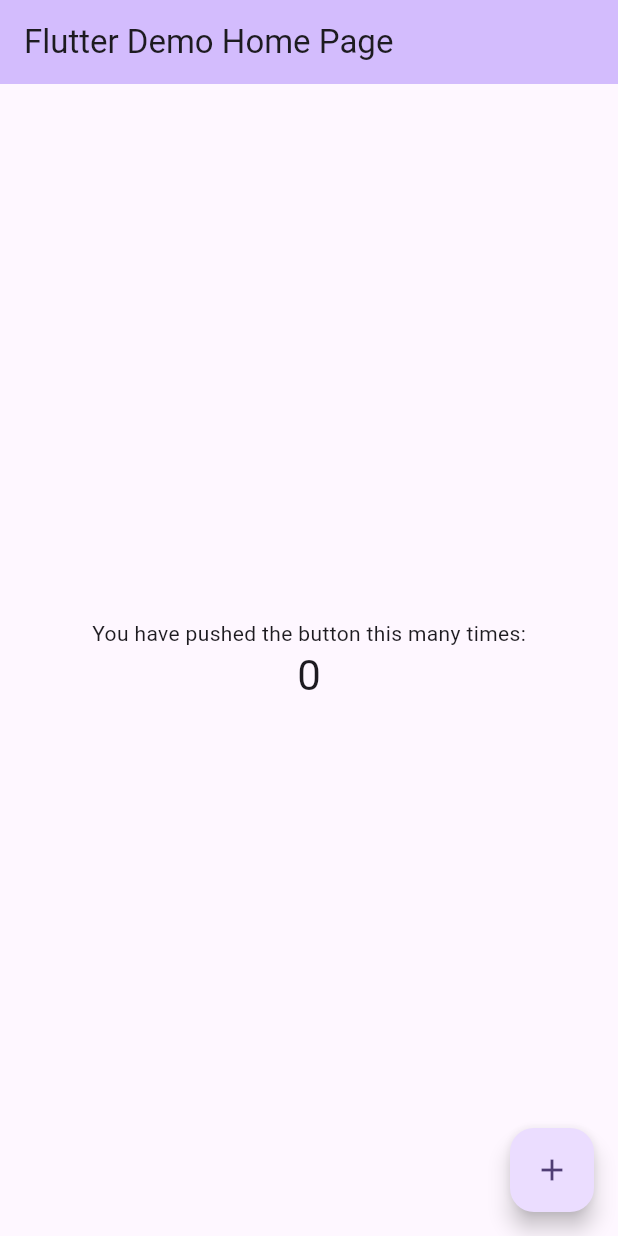
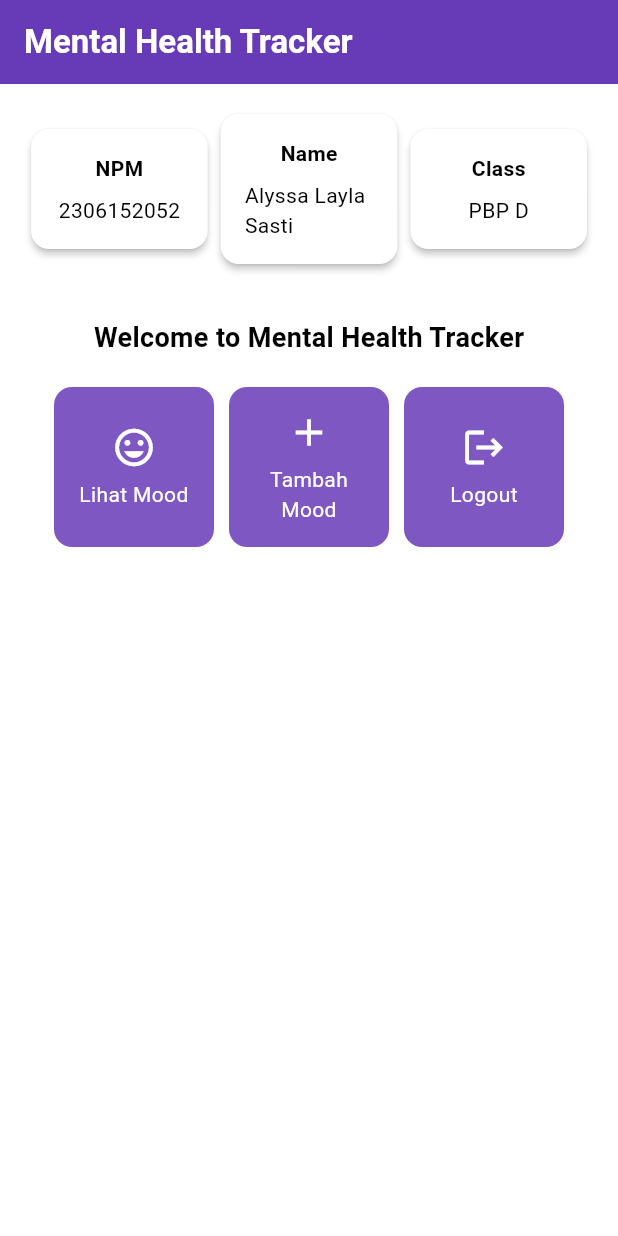
Before and after one commit to AlyssaLayla/mental-health-tracker-mobile, a Flutter app: the screen it shows after launch, on a phone screen of 412 x 824 dp. Run offline on Flutter 3.47's test engine with Material 3 defaults, Android fonts, the phone set to English and light mode, and no system bars.

Commit message:
Tutorial 6 selesai

```diff
--- a/lib/main.dart
+++ b/lib/main.dart
@@ -1,4 +1,5 @@
 import 'package:flutter/material.dart';
+import 'package:mental_health_tracker/menu.dart';
 
 void main() {
   runApp(const MyApp());
@@ -28,98 +29,12 @@ class MyApp extends StatelessWidget {
         //
         // This works for code too, not just values: Most code changes can be
         // tested with just a hot reload.
-        colorScheme: ColorScheme.fromSeed(seedColor: Colors.deepPurple),
+         colorScheme: ColorScheme.fromSwatch(
+               primarySwatch: Colors.deepPurple,
+         ).copyWith(secondary: Colors.deepPurple[400]),
         useMaterial3: true,
       ),
-      home: const MyHomePage(title: 'Flutter Demo Home Page'),
+      home: MyHomePage(),
     );
   }
 }
-
-class MyHomePage extends StatefulWidget {
-  const MyHomePage({super.key, required this.title});
-
-  // This widget is the home page of your application. It is stateful, meaning
-  // that it has a State object (defined below) that contains fields that affect
-  // how it looks.
-
-  // This class is the configuration for the state. It holds the values (in this
-  // case the title) provided by the parent (in this case the App widget) and
-  // used by the build method of the State. Fields in a Widget subclass are
-  // always marked "final".
-
-  final String title;
-
-  @override
-  State<MyHomePage> createState() => _MyHomePageState();
-}
-
-class _MyHomePageState extends State<MyHomePage> {
-  int _counter = 0;
-
-  void _incrementCounter() {
-    setState(() {
-      // This call to setState tells the Flutter framework that something has
-      // changed in this State, which causes it to rerun the build method below
-      // so that the display can reflect the updated values. If we changed
-      // _counter without calling setState(), then the build method would not be
-      // called again, and so nothing would appear to happen.
-      _counter++;
-    });
-  }
-
-  @override
-  Widget build(BuildContext context) {
-    // This method is rerun every time setState is called, for instance as done
-    // by the _incrementCounter method above.
-    //
-    // The Flutter framework has been optimized to make rerunning build methods
-    // fast, so that you can just rebuild anything that needs updating rather
-    // than having to individually change instances of widgets.
-    return Scaffold(
-      appBar: AppBar(
-        // TRY THIS: Try changing the color here to a specific color (to
-        // Colors.amber, perhaps?) and trigger a hot reload to see the AppBar
-        // change color while the other colors stay the same.
-        backgroundColor: Theme.of(context).colorScheme.inversePrimary,
-        // Here we take the value from the MyHomePage object that was created by
-        // the App.build method, and use it to set our appbar title.
-        title: Text(widget.title),
-      ),
-      body: Center(
-        // Center is a layout widget. It takes a single child and positions it
-        // in the middle of the parent.
-        child: Column(
-          // Column is also a layout widget. It takes a list of children and
-          // arranges them vertically. By default, it sizes itself to fit its
-          // children horizontally, and tries to be as tall as its parent.
-          //
-          // Column has various properties to control how it sizes itself and
-          // how it positions its children. Here we use mainAxisAlignment to
-          // center the children vertically; the main axis here is the vertical
-          // axis because Columns are vertical (the cross axis would be
-          // horizontal).
-          //
-          // TRY THIS: Invoke "debug painting" (choose the "Toggle Debug Paint"
-          // action in the IDE, or press "p" in the console), to see the
-          // wireframe for each widget.
-          mainAxisAlignment: MainAxisAlignment.center,
-          children: <Widget>[
-            const Text(
-              'You have pushed the button this many times:',
-            ),
-            Text(
-              '$_counter',
-              style: Theme.of(context).textTheme.headlineMedium,
-            ),
-          ],
-        ),
-      ),
-      floatingActionButton: FloatingActionButton(
-        onPressed: _incrementCounter,
-        tooltip: 'Increment',
-        child: const Icon(Icons.add),
-      ), // This trailing comma makes auto-formatting nicer for build methods.
-    );
-  }
-}
--- /dev/null
+++ b/lib/menu.dart
@@ -0,0 +1,187 @@
+import 'package:flutter/material.dart';
+class MyHomePage extends StatelessWidget {
+    final String npm = '2306152052'; // NPM
+    final String name = 'Alyssa Layla Sasti'; // Nama
+    final String className = 'PBP D'; // Kelas
+    final List<ItemHomepage> items = [
+        ItemHomepage("Lihat Mood", Icons.mood),
+        ItemHomepage("Tambah Mood", Icons.add),
+        ItemHomepage("Logout", Icons.logout),
+    ];
+
+
+    MyHomePage({super.key});
+
+@override
+  Widget build(BuildContext context) {
+    // Scaffold menyediakan struktur dasar halaman dengan AppBar dan body.
+    return Scaffold(
+      // AppBar adalah bagian atas halaman yang menampilkan judul.
+      appBar: AppBar(
+        // Judul aplikasi "Mental Health Tracker" dengan teks putih dan tebal.
+        title: const Text(
+          'Mental Health Tracker',
+          style: TextStyle(
+            color: Colors.white,
+            fontWeight: FontWeight.bold,
+          ),
+        ),
+        // Warna latar belakang AppBar diambil dari skema warna tema aplikasi.
+        backgroundColor: Theme.of(context).colorScheme.primary,
+      ),
+      // Body halaman dengan padding di sekelilingnya.
+      body: Padding(
+        padding: const EdgeInsets.all(16.0),
+        // Menyusun widget secara vertikal dalam sebuah kolom.
+        child: Column(
+          crossAxisAlignment: CrossAxisAlignment.center,
+          children: [
+            // Row untuk menampilkan 3 InfoCard secara horizontal.
+            Row(
+              mainAxisAlignment: MainAxisAlignment.spaceEvenly,
+              children: [
+                InfoCard(title: 'NPM', content: npm),
+                InfoCard(title: 'Name', content: name),
+                InfoCard(title: 'Class', content: className),
+              ],
+            ),
+
+            // Memberikan jarak vertikal 16 unit.
+            const SizedBox(height: 16.0),
+
+            // Menempatkan widget berikutnya di tengah halaman.
+            Center(
+              child: Column(
+                // Menyusun teks dan grid item secara vertikal.
+
+                children: [
+                  // Menampilkan teks sambutan dengan gaya tebal dan ukuran 18.
+                  const Padding(
+                    padding: EdgeInsets.only(top: 16.0),
+                    child: Text(
+                      'Welcome to Mental Health Tracker',
+                      style: TextStyle(
+                        fontWeight: FontWeight.bold,
+                        fontSize: 18.0,
+                      ),
+                    ),
+                  ),
+
+                  // Grid untuk menampilkan ItemCard dalam bentuk grid 3 kolom.
+                  GridView.count(
+                    primary: true,
+                    padding: const EdgeInsets.all(20),
+                    crossAxisSpacing: 10,
+                    mainAxisSpacing: 10,
+                    crossAxisCount: 3,
+                    // Agar grid menyesuaikan tinggi kontennya.
+                    shrinkWrap: true,
+
+                    // Menampilkan ItemCard untuk setiap item dalam list items.
+                    children: items.map((ItemHomepage item) {
+                      return ItemCard(item);
+                    }).toList(),
+                  ),
+                ],
+              ),
+            ),
+          ],
+        ),
+      ),
+    );
+  }
+}
+
+class InfoCard extends StatelessWidget {
+  // Kartu informasi yang menampilkan title dan content.
+
+  final String title;  // Judul kartu.
+  final String content;  // Isi kartu.
+
+  const InfoCard({super.key, required this.title, required this.content});
+
+  @override
+  Widget build(BuildContext context) {
+    return Card(
+      // Membuat kotak kartu dengan bayangan dibawahnya.
+      elevation: 2.0,
+      child: Container(
+        // Mengatur ukuran dan jarak di dalam kartu.
+        width: MediaQuery.of(context).size.width / 3.5, // menyesuaikan dengan lebar device yang digunakan.
+        padding: const EdgeInsets.all(16.0),
+        // Menyusun title dan content secara vertikal.
+        child: Column(
+          children: [
+            Text(
+              title,
+              style: const TextStyle(fontWeight: FontWeight.bold),
+            ),
+            const SizedBox(height: 8.0),
+            Text(content),
+          ],
+        ),
+      ),
+    );
+  }
+}
+
+class ItemHomepage {
+    final String name;
+    final IconData icon;
+
+    ItemHomepage(this.name, this.icon);
+}
+
+class ItemCard extends StatelessWidget {
+  // Menampilkan kartu dengan ikon dan nama.
+
+  final ItemHomepage item;
+
+  const ItemCard(this.item, {super.key});
+
+  @override
+  Widget build(BuildContext context) {
+    return Material(
+      // Menentukan warna latar belakang dari tema aplikasi.
+      color: Theme.of(context).colorScheme.secondary,
+      // Membuat sudut kartu melengkung.
+      borderRadius: BorderRadius.circular(12),
+
+      child: InkWell(
+        // Aksi ketika kartu ditekan.
+        onTap: () {
+          // Menampilkan pesan SnackBar saat kartu ditekan.
+          ScaffoldMessenger.of(context)
+            ..hideCurrentSnackBar()
+            ..showSnackBar(
+              SnackBar(content: Text("Kamu telah menekan tombol ${item.name}!"))
+            );
+        },
+        // Container untuk menyimpan Icon dan Text
+        child: Container(
+          padding: const EdgeInsets.all(8),
+          child: Center(
+            child: Column(
+              // Menyusun ikon dan teks di tengah kartu.
+              mainAxisAlignment: MainAxisAlignment.center,
+              children: [
+                Icon(
+                  item.icon,
+                  color: Colors.white,
+                  size: 30.0,
+                ),
+                const Padding(padding: EdgeInsets.all(3)),
+                Text(
+                  item.name,
+                  textAlign: TextAlign.center,
+                  style: const TextStyle(color: Colors.white),
+                ),
+              ],
+            ),
+          ),
+        ),
+      ),
+    );
+  }
+
+}
```
